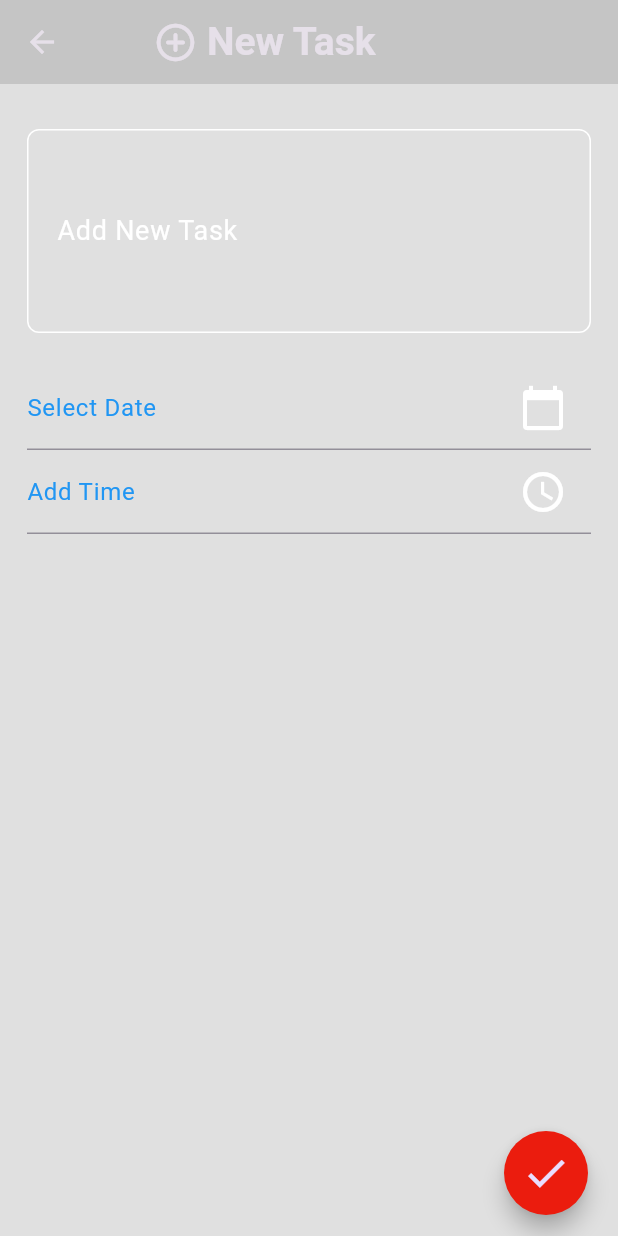
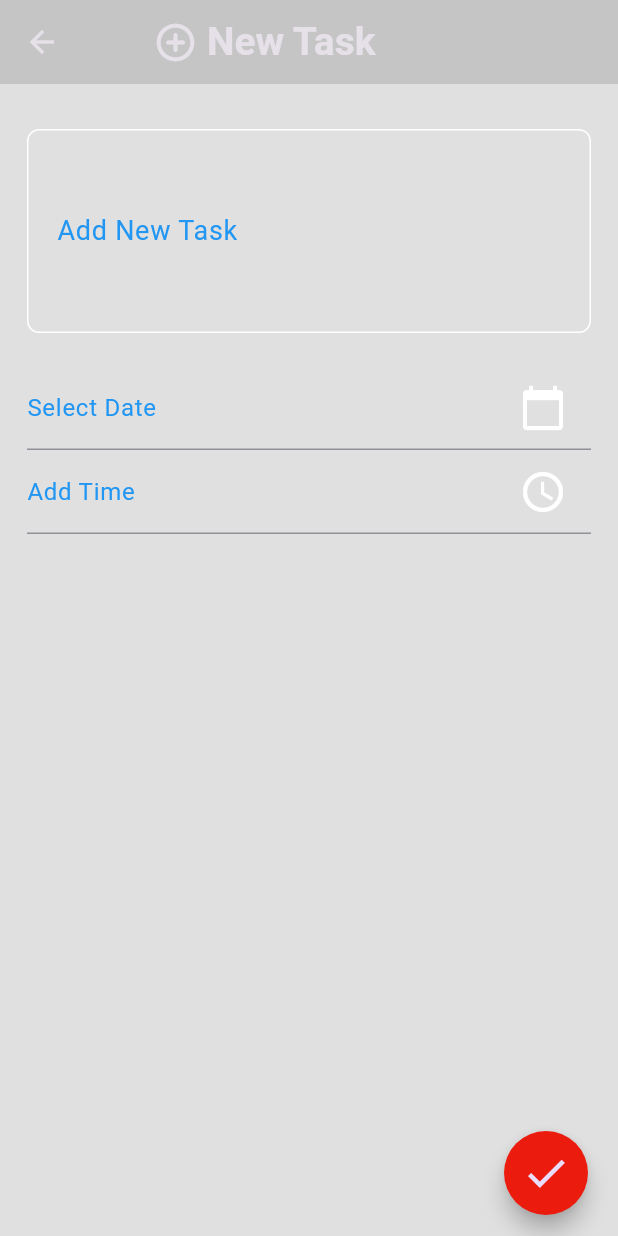
Before and after one commit to ahmedwael111/to-do-app, a Flutter app: the screen it shows after launch, after a tap on the "add" icon, on a phone screen of 412 x 824 dp. Run offline on Flutter 3.47's test engine with Material 3 defaults, Android fonts, the phone set to English and light mode, and no system bars; our stand-ins replace bloc, flutter_bloc, font_awesome_flutter, hive, hive_flutter; accounts and stored records are empty.

```diff
--- a/lib/widgets/coustom_textField.dart
+++ b/lib/widgets/coustom_textField.dart
@@ -90,7 +90,7 @@ class _CostomTextFormFieldState extends State<CostomTextFormField> {
           contentPadding:
               const EdgeInsets.symmetric(horizontal: 16, vertical: 20),
           labelText: widget.labal,
-          labelStyle: const TextStyle(color: Colors.white, fontSize: 18),
+          labelStyle: const TextStyle(color: k2Color, fontSize: 18),
           border: builderBorder(),
           enabledBorder: builderBorder(),
           focusedBorder: builderBorder(k2Color)),
--- a/lib/widgets/tasks_listView.dart
+++ b/lib/widgets/tasks_listView.dart
@@ -56,11 +56,19 @@ class _TasksListViewState extends State<TasksListView> {
           scrollToTop();
         });
         return listOfTasks.isEmpty
-            ? const Center(
-                child: Text(
-                'Press the + bottom to adding a new task!',
-                style: TextStyle(fontSize: 16),
-              ))
+            ? const Column(
+                mainAxisAlignment: MainAxisAlignment.center,
+                children: [
+                  Text(
+                    '        Press the + bottom to adding',
+                    style: TextStyle(fontSize: 18),
+                  ),
+                  Text(
+                    '     a new task !',
+                    style: TextStyle(fontSize: 18),
+                  ),
+                ],
+              )
             : Padding(
                 padding: const EdgeInsets.symmetric(vertical: 8, horizontal: 2),
                 child: ListView.builder(
```
Also changed, not shown: pubspec.yaml (+10 -2 lines), assets/check-circle (1).png (added), assets/tasks (1).png (added), assets/tasks.png (added), pubspec.lock, 28 other files.
